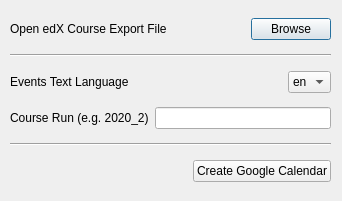
The window that src-ui/MainWindow.ui (caenrigen/GCal4edX) describes before a commit, drawn with Qt 5.
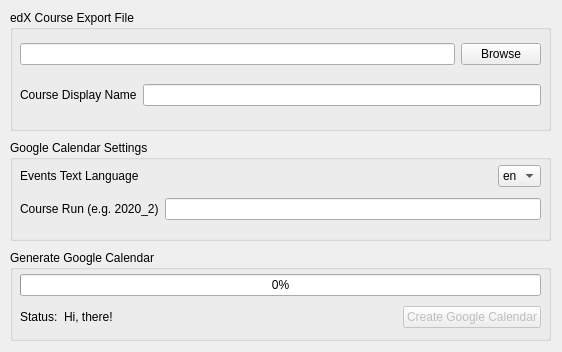
The same window after the commit.

```diff
--- a/src-ui/MainWindow.ui
+++ b/src-ui/MainWindow.ui
@@ -6,8 +6,8 @@
    <rect>
     <x>0</x>
     <y>0</y>
-    <width>342</width>
-    <height>201</height>
+    <width>562</width>
+    <height>352</height>
    </rect>
   </property>
   <property name="sizePolicy">
@@ -18,40 +18,66 @@
   </property>
   <property name="minimumSize">
    <size>
-    <width>342</width>
-    <height>201</height>
+    <width>562</width>
+    <height>352</height>
    </size>
   </property>
   <property name="maximumSize">
    <size>
-    <width>342</width>
-    <height>201</height>
+    <width>562</width>
+    <height>352</height>
    </size>
   </property>
   <property name="windowTitle">
    <string>GCal4edX</string>
   </property>
+  <widget class="QGroupBox" name="groupBox_3">
+   <property name="geometry">
+    <rect>
+     <x>10</x>
+     <y>250</y>
+     <width>541</width>
+     <height>91</height>
+    </rect>
+   </property>
+   <property name="title">
+    <string>Generate Google Calendar</string>
+   </property>
   <widget class="QWidget" name="layoutWidget">
    <property name="geometry">
     <rect>
      <x>10</x>
-     <y>10</y>
-     <width>321</width>
-     <height>181</height>
+      <y>20</y>
+      <width>521</width>
+      <height>62</height>
     </rect>
    </property>
    <layout class="QVBoxLayout" name="verticalLayout_2">
     <item>
-     <layout class="QHBoxLayout" name="horizontalLayout">
+      <widget class="QProgressBar" name="progressBar">
+       <property name="value">
+        <number>0</number>
+       </property>
+      </widget>
+     </item>
       <item>
-       <widget class="QLabel" name="label_2">
+      <layout class="QHBoxLayout" name="horizontalLayout_4">
+       <item>
+        <widget class="QLabel" name="label_4">
         <property name="text">
-         <string>Open edX Course Export File</string>
+          <string>Status:</string>
         </property>
        </widget>
       </item>
       <item>
-       <spacer name="horizontalSpacer_3">
+        <widget class="QLabel" name="label_5">
+         <property name="text">
+          <string>Hi, there!</string>
+         </property>
+        </widget>
+       </item>
+       <item>
+        <spacer name="horizontalSpacer">
         <property name="orientation">
          <enum>Qt::Horizontal</enum>
         </property>
@@ -64,27 +90,48 @@
        </spacer>
       </item>
       <item>
-       <widget class="QPushButton" name="pushButton">
+        <widget class="QPushButton" name="pushButton_2">
         <property name="enabled">
-         <bool>true</bool>
-        </property>
-        <property name="text">
-         <string>Browse</string>
-        </property>
-        <property name="checkable">
          <bool>false</bool>
         </property>
+         <property name="text">
+          <string>Create Google Calendar</string>
+         </property>
        </widget>
       </item>
      </layout>
     </item>
-    <item>
-     <widget class="Line" name="line">
-      <property name="orientation">
-       <enum>Qt::Horizontal</enum>
-      </property>
-     </widget>
-    </item>
+    </layout>
+   </widget>
+  </widget>
+  <widget class="QGroupBox" name="groupBox_2">
+   <property name="geometry">
+    <rect>
+     <x>10</x>
+     <y>140</y>
+     <width>541</width>
+     <height>101</height>
+    </rect>
+   </property>
+   <property name="sizePolicy">
+    <sizepolicy hsizetype="Preferred" vsizetype="Preferred">
+     <horstretch>0</horstretch>
+     <verstretch>0</verstretch>
+    </sizepolicy>
+   </property>
+   <property name="title">
+    <string>Google Calendar Settings</string>
+   </property>
+   <widget class="QWidget" name="layoutWidget">
+    <property name="geometry">
+     <rect>
+      <x>10</x>
+      <y>20</y>
+      <width>521</width>
+      <height>67</height>
+     </rect>
+    </property>
+    <layout class="QVBoxLayout" name="verticalLayout_3">
     <item>
      <layout class="QHBoxLayout" name="horizontalLayout_2">
       <item>
@@ -137,38 +184,87 @@
       </item>
      </layout>
     </item>
+    </layout>
+   </widget>
+  </widget>
+  <widget class="QGroupBox" name="groupBox">
+   <property name="geometry">
+    <rect>
+     <x>10</x>
+     <y>10</y>
+     <width>541</width>
+     <height>121</height>
+    </rect>
+   </property>
+   <property name="sizePolicy">
+    <sizepolicy hsizetype="Preferred" vsizetype="Preferred">
+     <horstretch>0</horstretch>
+     <verstretch>0</verstretch>
+    </sizepolicy>
+   </property>
+   <property name="title">
+    <string>edX Course Export File</string>
+   </property>
+   <property name="flat">
+    <bool>false</bool>
+   </property>
+   <property name="checkable">
+    <bool>false</bool>
+   </property>
+   <widget class="QWidget" name="layoutWidget">
+    <property name="geometry">
+     <rect>
+      <x>10</x>
+      <y>20</y>
+      <width>521</width>
+      <height>91</height>
+     </rect>
+    </property>
+    <layout class="QVBoxLayout" name="verticalLayout">
     <item>
-     <widget class="Line" name="line_2">
-      <property name="orientation">
-       <enum>Qt::Horizontal</enum>
+      <layout class="QHBoxLayout" name="horizontalLayout">
+       <item>
+        <widget class="QLineEdit" name="lineEdit_3">
+         <property name="readOnly">
+          <bool>true</bool>
       </property>
      </widget>
     </item>
     <item>
-     <layout class="QHBoxLayout" name="horizontalLayout_4">
-      <item>
-       <spacer name="horizontalSpacer">
-        <property name="orientation">
-         <enum>Qt::Horizontal</enum>
-        </property>
-        <property name="sizeHint" stdset="0">
-         <size>
-          <width>40</width>
-          <height>20</height>
-         </size>
-        </property>
-       </spacer>
-      </item>
+        <widget class="QPushButton" name="pushButton">
+         <property name="enabled">
+          <bool>true</bool>
+         </property>
+         <property name="text">
+          <string>Browse</string>
+         </property>
+         <property name="checkable">
+          <bool>false</bool>
+         </property>
+        </widget>
+       </item>
+      </layout>
+     </item>
       <item>
-       <widget class="QPushButton" name="pushButton_2">
+      <layout class="QHBoxLayout" name="horizontalLayout_5">
+       <item>
+        <widget class="QLabel" name="label_2">
         <property name="text">
-         <string>Create Google Calendar</string>
+          <string>Course Display Name</string>
         </property>
        </widget>
       </item>
+       <item>
+        <widget class="QLineEdit" name="lineEdit_4">
+         <property name="enabled">
+          <bool>true</bool>
+         </property>
+        </widget>
+       </item>
      </layout>
     </item>
    </layout>
+   </widget>
   </widget>
  </widget>
  <resources/>
```
Left out of the diff: 41 changed lines with no effect on the pictures. Lines whose indentation alone changed are shown as unchanged.
